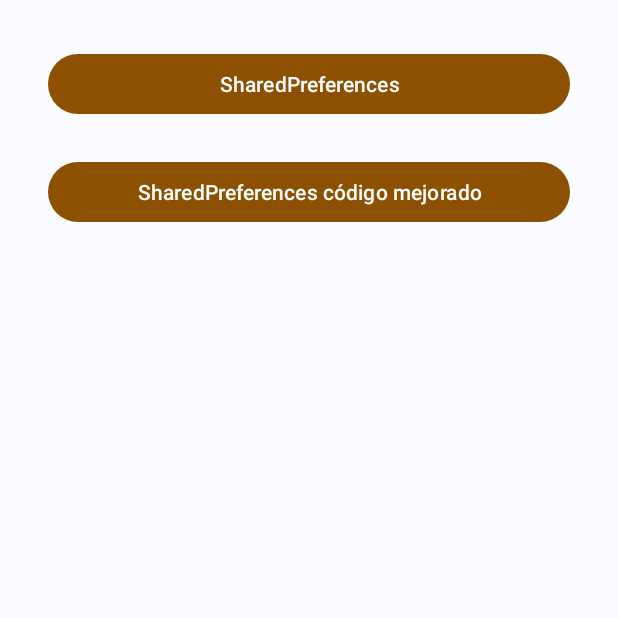
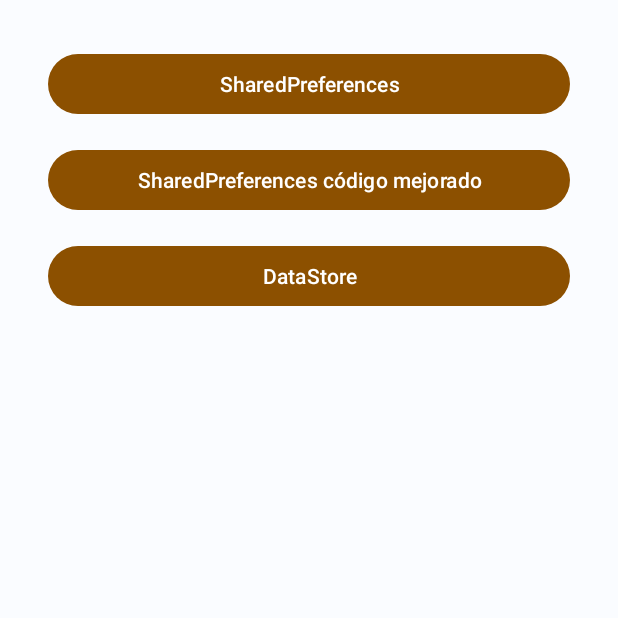
Before and after one commit to martamagui/UtadOnline_PMDM-UD3-GestionDeDatos, an Android app: the screen it shows after launch (MainActivity), on a phone screen of 412 x 824 dp, the top half of it. Run offline under Robolectric (Android 15) with nearby library versions, the phone set to English and light mode, and no system bars.

Commit message:
WIP - DataStore

```diff
--- a/app/build.gradle
+++ b/app/build.gradle
@@ -55,4 +55,7 @@ dependencies {
 
     //Corroutines
     implementation "androidx.lifecycle:lifecycle-runtime-ktx:2.6.1"
+
+    //DataStore
+    implementation "androidx.datastore:datastore-preferences:1.0.0"
 }
--- a/app/src/main/res/layout/activity_main.xml
+++ b/app/src/main/res/layout/activity_main.xml
@@ -23,10 +23,22 @@
         android:layout_width="0dp"
         android:layout_height="wrap_content"
         android:layout_marginStart="32dp"
-        android:layout_marginTop="24dp"
+        android:layout_marginTop="16dp"
         android:layout_marginEnd="32dp"
         android:text="@string/shared_preferences_cleaned_code_title"
         app:layout_constraintEnd_toEndOf="parent"
         app:layout_constraintStart_toStartOf="parent"
         app:layout_constraintTop_toBottomOf="@+id/btn_shared_preferences" />
+
+    <Button
+        android:id="@+id/btn_data_store"
+        android:layout_width="0dp"
+        android:layout_height="wrap_content"
+        android:layout_marginStart="32dp"
+        android:layout_marginTop="16dp"
+        android:layout_marginEnd="32dp"
+        android:text="@string/data_store_code_title"
+        app:layout_constraintEnd_toEndOf="parent"
+        app:layout_constraintStart_toStartOf="parent"
+        app:layout_constraintTop_toBottomOf="@+id/btn_shared_preferences_cleaned" />
 </androidx.constraintlayout.widget.ConstraintLayout>
--- a/app/src/main/res/values/strings.xml
+++ b/app/src/main/res/values/strings.xml
@@ -3,4 +3,5 @@
     <string name="title_activity_cleaned_shared_preferences">CleanedSharedPreferencesActivity</string>
     <string name="shared_preferences_title">SharedPreferences</string>
     <string name="shared_preferences_cleaned_code_title">SharedPreferences código mejorado</string>
+    <string name="data_store_code_title">DataStore</string>
 </resources>
```
Also changed, not shown: app/src/main/AndroidManifest.xml (+6 -3 lines), app/src/main/java/com/utad/utadonline_pmdm_ud3_gestiondedatos/MainActivity.kt (+9 -0 lines), app/src/main/java/com/utad/utadonline_pmdm_ud3_gestiondedatos/data_store/DataStoreActivity.kt (added, +94 -0 lines), app/src/main/res/layout/activity_data_store.xml (added, +19 -0 lines).
